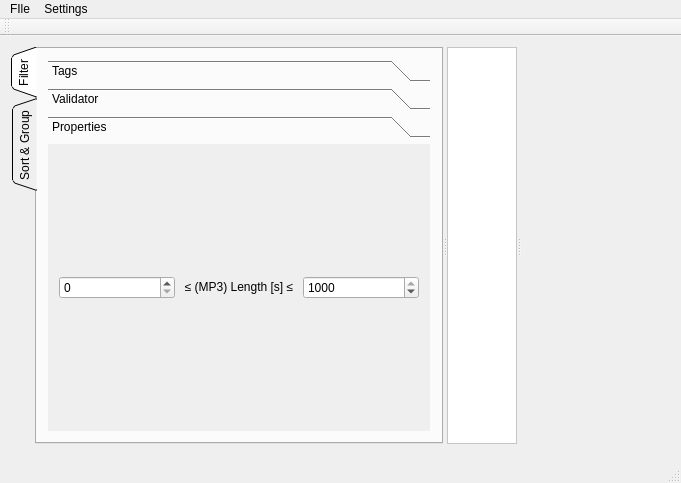
Before: the Qt Designer form mainwindow.ui in mhaehnel/UltraEdit, drawn with Qt 5.
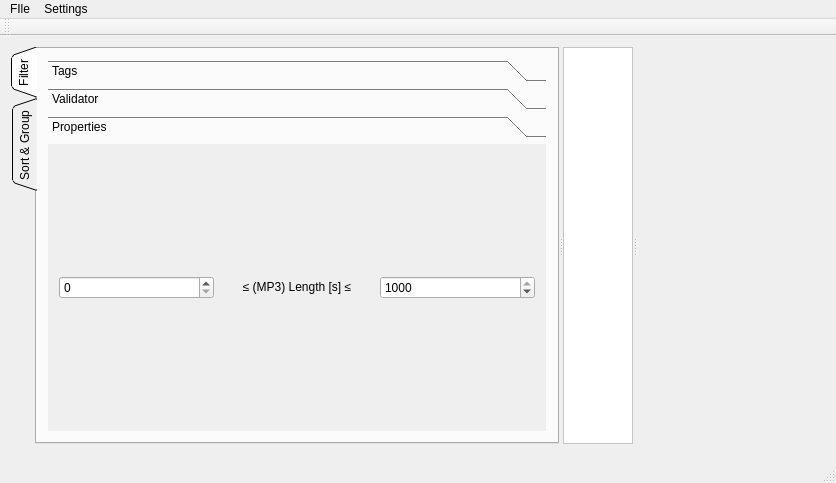
After: the same form once the commit is applied. The open tabs and pages were chosen to show the change. Icons and pictures are not drawn. Custom widgets are drawn as their Qt base class.

The edit to the form file:
```diff
--- a/mainwindow.ui
+++ b/mainwindow.ui
@@ -6,7 +6,7 @@
    <rect>
     <x>0</x>
     <y>0</y>
-    <width>681</width>
+    <width>836</width>
     <height>483</height>
    </rect>
   </property>
@@ -313,7 +313,7 @@
              <rect>
               <x>0</x>
               <y>0</y>
-              <width>406</width>
+              <width>526</width>
               <height>285</height>
              </rect>
             </property>
@@ -474,7 +474,7 @@
     <rect>
      <x>0</x>
      <y>0</y>
-     <width>681</width>
+     <width>836</width>
      <height>19</height>
     </rect>
    </property>
```
